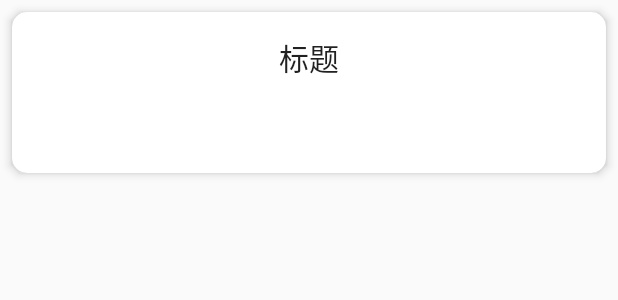
After one commit to ImWaitingForU/Wutu, an Android app: the layout policy_item.xml on its own in the app's theme, with its tools: preview values and no code run, on a phone screen of 412 x 824 dp. The commit adds this screen. Shown: the top 300 px of the screen. Run offline under Robolectric (Android 15) with nearby library versions, the phone set to English and light mode, and no system bars.

Commit message:
完成政策福利列表和详细展示

```diff
--- /dev/null
+++ b/app/src/main/res/layout/policy_item.xml
@@ -0,0 +1,55 @@
+<?xml version="1.0" encoding="utf-8"?>
+<LinearLayout xmlns:android="http://schemas.android.com/apk/res/android"
+              android:layout_width="match_parent"
+              android:layout_height="wrap_content"
+              android:orientation="horizontal">
+
+    <android.support.v7.widget.CardView
+        xmlns:android="http://schemas.android.com/apk/res/android"
+        xmlns:app="http://schemas.android.com/apk/res-auto"
+        android:id="@+id/policy_card"
+        android:layout_width="match_parent"
+        android:layout_height="wrap_content"
+        android:layout_marginBottom="10dp"
+        android:layout_marginLeft="8dp"
+        android:layout_marginRight="8dp"
+        android:layout_marginTop="8dp"
+        app:cardCornerRadius="10dp"
+        app:cardElevation="4dp"
+        app:contentPadding="15dp">
+
+        <RelativeLayout
+            android:layout_width="match_parent"
+            android:layout_height="wrap_content">
+
+            <TextView
+                android:id="@+id/tvPolicyTitle"
+                android:text="标题"
+                style="@style/Base.TextAppearance.AppCompat.Title"
+                android:layout_width="wrap_content"
+                android:layout_height="wrap_content"
+                android:layout_centerHorizontal="true"/>
+
+            <TextView
+                android:id="@+id/tvPolicyContent"
+                android:layout_width="wrap_content"
+                android:layout_height="wrap_content"
+                android:textSize="16sp"
+                android:maxLines="4"
+                android:layout_below="@id/tvPolicyTitle"/>
+
+            <TextView
+                android:id="@+id/tvPolicyResource"
+                android:layout_width="wrap_content"
+                android:layout_height="wrap_content"
+                android:textSize="14sp"
+                android:layout_below="@id/tvPolicyContent"
+                android:layout_alignParentRight="true"
+                android:layout_marginTop="5dp"
+                android:layout_marginRight="10dp"/>
+
+        </RelativeLayout>
+
+
+    </android.support.v7.widget.CardView>
+</LinearLayout>
```
Also changed, not shown: app/src/main/java/com/soldiersoul/wutu/Holder/PolicyHolder.java (added, +44 -0 lines), app/src/main/java/com/soldiersoul/wutu/Model/MutilModel.java (+9 -0 lines), app/src/main/java/com/soldiersoul/wutu/beans/MpolicyBean.java (+20 -36 lines), app/src/main/java/com/soldiersoul/wutu/military/CityContentActivity.java (+24 -22 lines), app/src/main/java/com/soldiersoul/wutu/military/MadActivity.java (+0 -10 lines), app/src/main/java/com/soldiersoul/wutu/military/MpolicyActivity.java (+119 -89 lines), app/src/main/java/com/soldiersoul/wutu/utils/Constants.java (+9 -0 lines), app/src/main/java/com/soldiersoul/wutu/utils/DataUtils.java (+40 -0 lines), app/src/main/res/layout/activity_mpolicy.xml (+21 -8 lines).
